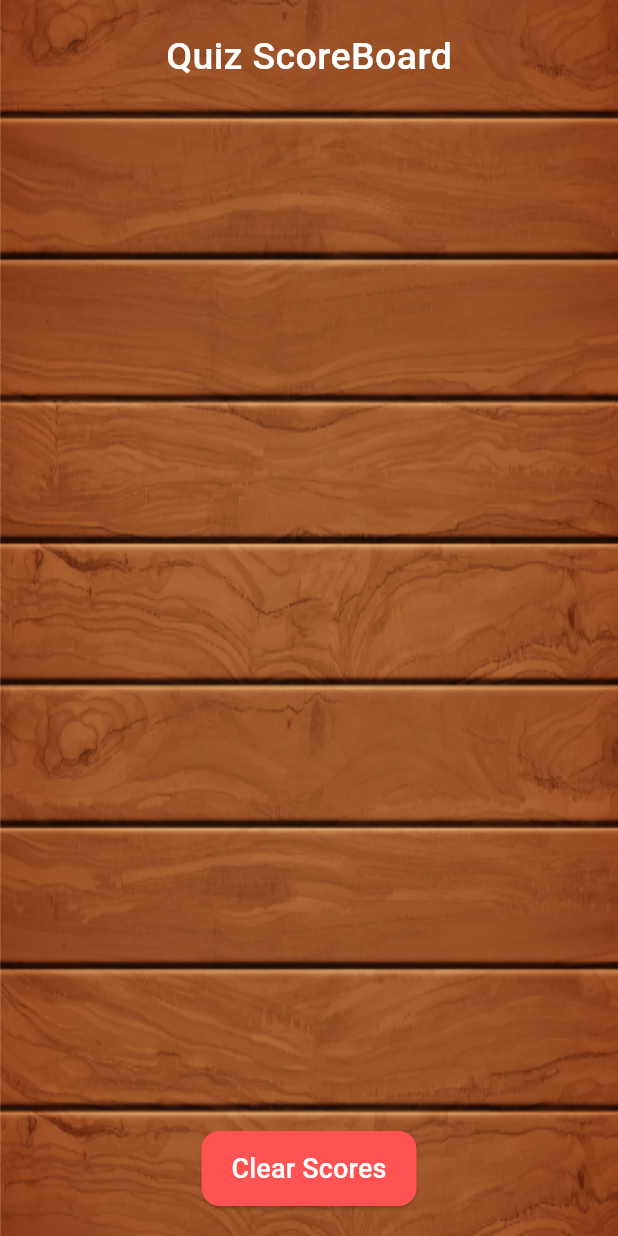
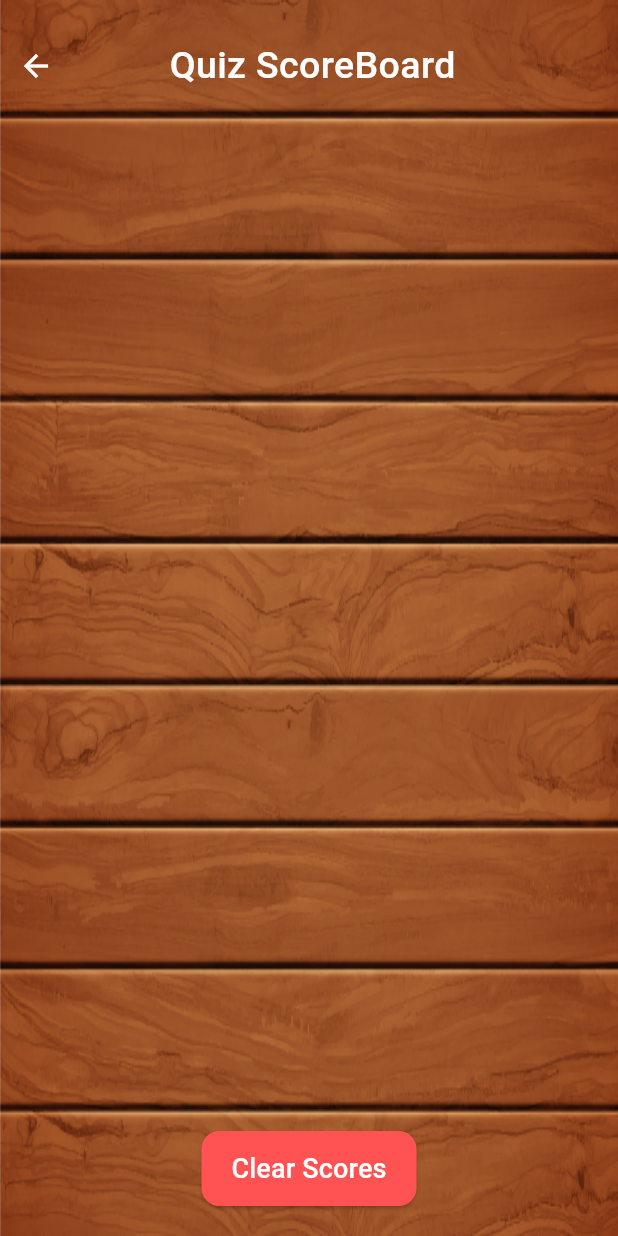
Before and after one commit to asifaliabbasi/flashcard_quiz_app, a Flutter app: the ScoreBoard screen opened directly, on a phone screen of 412 x 824 dp. Run offline on Flutter 3.47's test engine with Material 3 defaults, Android fonts, the phone set to English and light mode, and no system bars; our stand-ins replace glassmorphism_ui, sqflite; missing offline and left inert: dart:ffi; accounts and stored records are empty; Roboto replaces fonts that are missing (Poppins).

Commit message:
FlashCard Quiz App

```diff
--- a/lib/widgets/score_Board.dart
+++ b/lib/widgets/score_Board.dart
@@ -37,7 +37,14 @@ class _ScoreBoardState extends State<ScoreBoard> {
           child: Column(
             children: [
               SizedBox(height: 20,),
-            Text('Quiz ScoreBoard',style: TextStyle(fontWeight: FontWeight.w500,color: Colors.white,fontSize: 25)),
+             Row(
+               children: [
+                 BackButton(color: Colors.white,),
+                 SizedBox(width: 65,),
+                 Text(textAlign: TextAlign.center,
+                     'Quiz ScoreBoard',style: TextStyle(fontWeight: FontWeight.w500,color: Colors.white,fontSize: 25)),
+               ],
+             ),
               SizedBox(
                 height: 30,
               ),
--- a/pubspec.yaml
+++ b/pubspec.yaml
@@ -39,10 +39,15 @@ dependencies:
   path: ^1.9.0
   sqflite_common_ffi: ^2.3.4+4
   glassmorphism_ui: ^0.3.0
+  flutter_launcher_icons: ^0.14.3
 
 dev_dependencies:
   flutter_test:
     sdk: flutter
+flutter_launcher_icons:
+  android: "launcher_icon"
+  ios: true
+  image_path: "image/launcherIcon.png"
 
   # The "flutter_lints" package below contains a set of recommended lints to
   # encourage good coding practices. The lint set provided by the package is
```
Also changed, not shown: lib/Screens/quiz_screen.dart (+28 -17 lines), image/launcherIcon.png (added), pubspec.lock, 30 other files.
